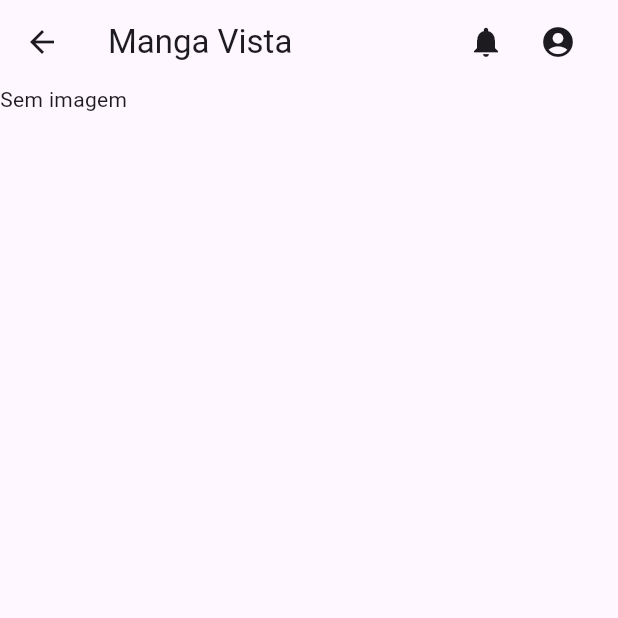
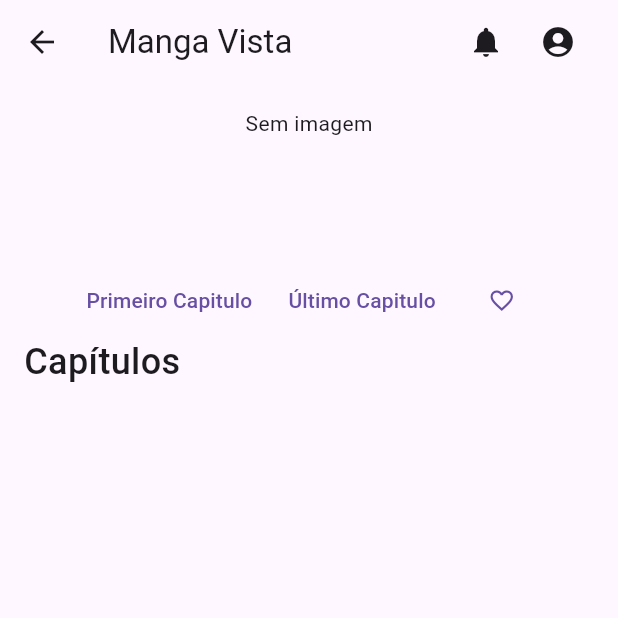
Before and after one commit to Laysanha/manga_vista-projetoTeste, a Flutter app: the PageDetailObra screen opened directly with empty values, on a phone screen of 412 x 824 dp, the top half of it. Run offline on Flutter 3.47's test engine with Material 3 defaults, Android fonts, the phone set to English and light mode, and no system bars; our stand-ins replace sqflite; accounts and stored records are empty.

Commit message:
feat(Adicionar Buttons):
-Adiconado buttons de leitura inicial
-Implementado função iniciar de de favoritar o manga

```diff
--- /dev/null
+++ b/lib/components/favoriteButton.dart
@@ -0,0 +1,31 @@
+import 'package:flutter/material.dart';
+
+class FavoriteButton extends StatefulWidget {
+  const FavoriteButton({super.key});
+
+  @override
+  State<FavoriteButton> createState() => _FavoriteButtonState();
+}
+class _FavoriteButtonState extends State<FavoriteButton> {
+  bool _isFavorite = false;
+
+  @override
+  Widget build(BuildContext context) {
+    return TextButton(
+      onPressed: () {
+        setState(() {
+          _isFavorite = !_isFavorite;
+        });
+        String message = _isFavorite ? 'Manga Favoritado!' : 'Removido dos Favoritos!';
+        ScaffoldMessenger.of(context).showSnackBar(
+           SnackBar(
+            content: Text(message),
+            duration: const Duration(seconds: 1),
+          ),
+        );
+
+      },
+      child: _isFavorite ? const Icon(Icons.favorite) : const Icon(Icons.favorite_border)
+    );
+  }
+}
--- a/lib/pages/page_detail_obra.dart
+++ b/lib/pages/page_detail_obra.dart
@@ -1,6 +1,8 @@
 import 'package:flutter/material.dart';
 import 'package:manga_vista/components/custom_app_bar.dart';
+import 'package:manga_vista/components/favoriteButton.dart';
 import 'package:manga_vista/models/obra_model.dart';
+import 'package:path/path.dart';
 
 class PageDetailObra extends StatelessWidget {
   final Obra obra;
@@ -10,14 +12,44 @@ class PageDetailObra extends StatelessWidget {
   Widget build(BuildContext context) {
     return Scaffold(
       appBar: const CustomAppBar(),
-      body: Column(
-        crossAxisAlignment: CrossAxisAlignment.center,
-        children: [
-          _buildImage(obra.capaObra),
-          Text(obra.nomeObra),
-          Text(obra.generoObra),
-          Text(obra.sinopseObra),
-        ],
+      body: Padding(
+        padding: const EdgeInsets.all(16.0),
+        child: Column(
+          children: [
+            _buildImage(obra.capaObra),
+            Text(obra.nomeObra),
+            Text(obra.generoObra),
+            Text(obra.dataRegistroObra),
+            Center(
+              child: Text(obra.sinopseObra),
+            ),
+            Row(
+              mainAxisAlignment: MainAxisAlignment.center,
+              children: [
+                TextButton(
+                  onPressed: (){},
+                  child: const Text('Primeiro Capitulo'),
+                ),
+                TextButton(
+                  onPressed: (){},
+                  child: const Text('Último Capitulo'),
+                ),
+               const FavoriteButton()
+              ]
+            ),
+            const Row(
+              children: [
+                Text(
+                  'Capítulos',
+                  style: TextStyle(
+                    fontSize: 24,
+                    fontWeight: FontWeight.w500,
+                  ),
+                ),
+              ],
+            ),
+          ],
+        ),
       ),
     );
   }
```
